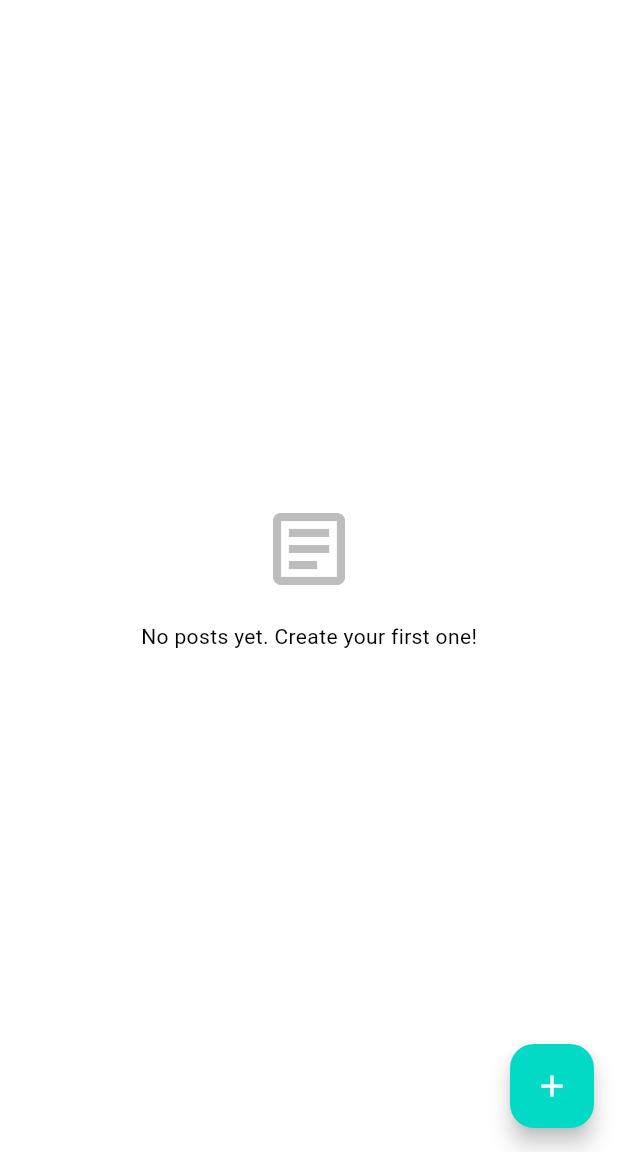
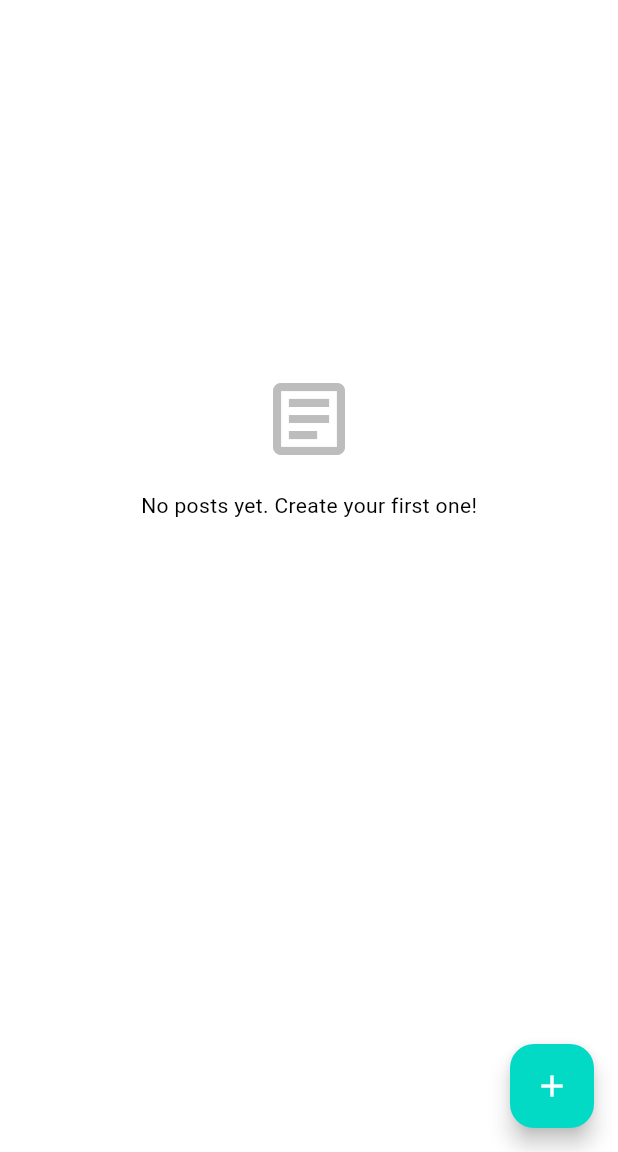
Before and after one commit to ronniecutamora/flutter-roblog, a Flutter app: the HomePage screen opened by its route, on a phone screen of 412 x 824 dp, the part 84-1236 px from its top. Run offline on Flutter 3.47's test engine with Material 3 defaults, Android fonts, the phone set to English and light mode, and no system bars; our stand-ins replace cached_network_image, equatable, flutter_bloc, flutter_dotenv, get_it, go_router and 2 more; accounts and stored records are empty.

Commit message:
fix(posts): reload posts on update/create and handle transitional states

```diff
--- a/lib/features/posts/presentation/pages/home_page.dart
+++ b/lib/features/posts/presentation/pages/home_page.dart
@@ -12,12 +12,6 @@ import '../bloc/posts_state.dart';
 import '../widgets/post_card.dart';
 
 /// Home page displaying list of blog posts.
-///
-/// Features:
-/// - List of posts with pull-to-refresh
-/// - FAB to create new post
-/// - Drawer with profile and logout options
-/// - Navigation to post details
 class HomePage extends StatefulWidget {
   const HomePage({super.key});
 
@@ -30,7 +24,16 @@ class _HomePageState extends State<HomePage> {
   void initState() {
     super.initState();
     // Load posts on page init
-    context.read<PostsBloc>().add(const LoadPostsEvent());
+    _loadPosts();
+  }
+
+  /// Loads posts if not already loaded.
+  void _loadPosts() {
+    final state = context.read<PostsBloc>().state;
+    // Only load if not already loaded
+    if (state is! PostsLoaded) {
+      context.read<PostsBloc>().add(const LoadPostsEvent());
+    }
   }
 
   /// Refreshes the posts list.
@@ -55,24 +58,37 @@ class _HomePageState extends State<HomePage> {
             Helpers.showSnackBar(context, state.message, isError: true);
           } else if (state is PostDeleted) {
             Helpers.showSnackBar(context, 'Post deleted');
+            // Reload posts after delete
+            context.read<PostsBloc>().add(const LoadPostsEvent());
+          } else if (state is PostCreated) {
+            // Reload posts after create
+            context.read<PostsBloc>().add(const LoadPostsEvent());
+          } else if (state is PostUpdated) {
+            // Reload posts after update
             context.read<PostsBloc>().add(const LoadPostsEvent());
           }
         },
         builder: (context, state) {
-          if (state is PostsLoading || state is PostsInitial) {
+          // Show loading for initial, loading, and transitional states
+          if (state is PostsLoading ||
+              state is PostsInitial ||
+              state is PostCreated ||
+              state is PostUpdated ||
+              state is PostDeleted) {
             return const Center(child: CircularProgressIndicator());
           }
 
           if (state is PostsLoaded) {
             if (state.posts.isEmpty) {
-              return Center(
-                child: Column(
-                  mainAxisAlignment: MainAxisAlignment.center,
+              return RefreshIndicator(
+                onRefresh: _onRefresh,
+                child: ListView(
                   children: [
+                    SizedBox(height: MediaQuery.of(context).size.height * 0.3),
                     Icon(Icons.article_outlined,
                         size: 64, color: Colors.grey[400]),
                     const SizedBox(height: 16),
-                    const Text(AppStrings.noPosts),
+                    const Center(child: Text(AppStrings.noPosts)),
                   ],
                 ),
               );
@@ -94,7 +110,7 @@ class _HomePageState extends State<HomePage> {
             );
           }
 
-          // Error or other state - show empty with refresh
+          // Error state - show with refresh option
           return RefreshIndicator(
             onRefresh: _onRefresh,
             child: ListView(
```
